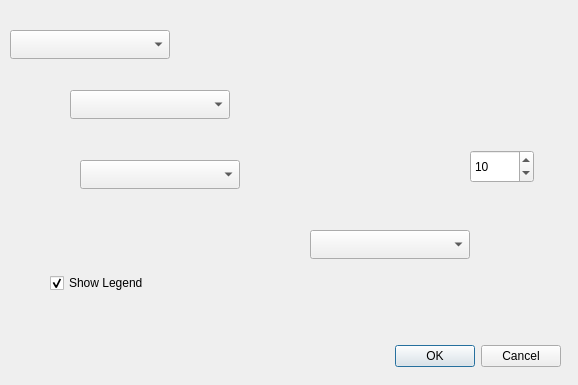
The window that ui/Scatter.ui (lucacasagrande/DataPlot) describes before a commit, drawn with Qt 5.
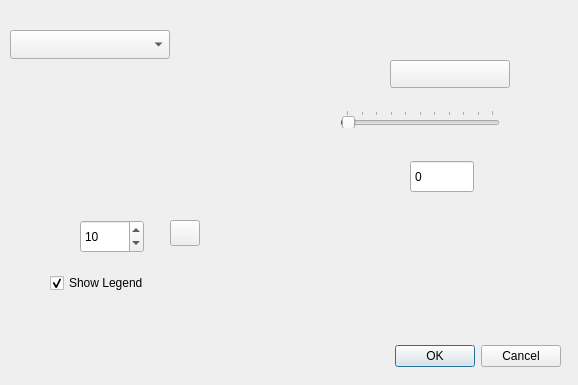
The same window after the commit. Custom widgets are drawn as their Qt base class.

Patch:
```diff
--- a/ui/Scatter.ui
+++ b/ui/Scatter.ui
@@ -29,27 +29,7 @@
     <set>QDialogButtonBox::Cancel|QDialogButtonBox::Ok</set>
    </property>
   </widget>
-  <widget class="QgsFieldComboBox" name="Field2">
-   <property name="geometry">
-    <rect>
-     <x>80</x>
-     <y>160</y>
-     <width>160</width>
-     <height>29</height>
-    </rect>
-   </property>
-  </widget>
-  <widget class="QgsFieldComboBox" name="Field1">
-   <property name="geometry">
-    <rect>
-     <x>70</x>
-     <y>90</y>
-     <width>160</width>
-     <height>29</height>
-    </rect>
-   </property>
-  </widget>
-  <widget class="QgsMapLayerComboBox" name="LayerCombo">
+  <widget class="QgsMapLayerComboBox" name="layerCombo">
    <property name="geometry">
     <rect>
      <x>10</x>
@@ -78,8 +58,8 @@
   <widget class="QSpinBox" name="Size">
    <property name="geometry">
     <rect>
-     <x>470</x>
-     <y>150</y>
+     <x>80</x>
+     <y>220</y>
      <width>64</width>
      <height>33</height>
     </rect>
@@ -91,22 +71,121 @@
     <number>10</number>
    </property>
   </widget>
-  <widget class="QgsFieldComboBox" name="Field3">
+  <widget class="QgsFieldExpressionWidget" name="expField1">
    <property name="geometry">
     <rect>
-     <x>310</x>
-     <y>230</y>
+     <x>90</x>
+     <y>80</y>
+     <width>200</width>
+     <height>32</height>
+    </rect>
+   </property>
+  </widget>
+  <widget class="QgsFieldExpressionWidget" name="expField2">
+   <property name="geometry">
+    <rect>
+     <x>100</x>
+     <y>140</y>
+     <width>200</width>
+     <height>32</height>
+    </rect>
+   </property>
+  </widget>
+  <widget class="QgsColorButtonV2" name="colorButton">
+   <property name="geometry">
+    <rect>
+     <x>390</x>
+     <y>60</y>
+     <width>120</width>
+     <height>28</height>
+    </rect>
+   </property>
+  </widget>
+  <widget class="QSlider" name="alpha">
+   <property name="geometry">
+    <rect>
+     <x>340</x>
+     <y>110</y>
      <width>160</width>
-     <height>29</height>
+     <height>18</height>
+    </rect>
+   </property>
+   <property name="cursor">
+    <cursorShape>ArrowCursor</cursorShape>
+   </property>
+   <property name="layoutDirection">
+    <enum>Qt::LeftToRight</enum>
+   </property>
+   <property name="minimum">
+    <number>0</number>
+   </property>
+   <property name="maximum">
+    <number>100</number>
+   </property>
+   <property name="singleStep">
+    <number>1</number>
+   </property>
+   <property name="value">
+    <number>1</number>
+   </property>
+   <property name="orientation">
+    <enum>Qt::Horizontal</enum>
+   </property>
+   <property name="invertedAppearance">
+    <bool>false</bool>
+   </property>
+   <property name="invertedControls">
+    <bool>false</bool>
+   </property>
+   <property name="tickPosition">
+    <enum>QSlider::TicksAbove</enum>
+   </property>
+   <property name="tickInterval">
+    <number>10</number>
+   </property>
+  </widget>
+  <widget class="QSpinBox" name="spinBox">
+   <property name="geometry">
+    <rect>
+     <x>410</x>
+     <y>160</y>
+     <width>64</width>
+     <height>33</height>
+    </rect>
+   </property>
+   <property name="buttonSymbols">
+    <enum>QAbstractSpinBox::NoButtons</enum>
+   </property>
+   <property name="maximum">
+    <number>100</number>
+   </property>
+  </widget>
+  <widget class="QgsDataDefinedButton" name="dataDefined">
+   <property name="geometry">
+    <rect>
+     <x>170</x>
+     <y>220</y>
+     <width>30</width>
+     <height>26</height>
     </rect>
    </property>
   </widget>
  </widget>
  <customwidgets>
   <customwidget>
-   <class>QgsFieldComboBox</class>
-   <extends>QComboBox</extends>
-   <header>qgsfieldcombobox.h</header>
+   <class>QgsColorButtonV2</class>
+   <extends>QToolButton</extends>
+   <header>qgscolorbuttonv2.h</header>
+  </customwidget>
+  <customwidget>
+   <class>QgsDataDefinedButton</class>
+   <extends>QToolButton</extends>
+   <header>qgsdatadefinedbutton.h</header>
+  </customwidget>
+  <customwidget>
+   <class>QgsFieldExpressionWidget</class>
+   <extends>QWidget</extends>
+   <header>qgsfieldexpressionwidget.h</header>
   </customwidget>
   <customwidget>
    <class>QgsMapLayerComboBox</class>
```
Left out of the diff: 86 changed lines with no effect on the pictures.
